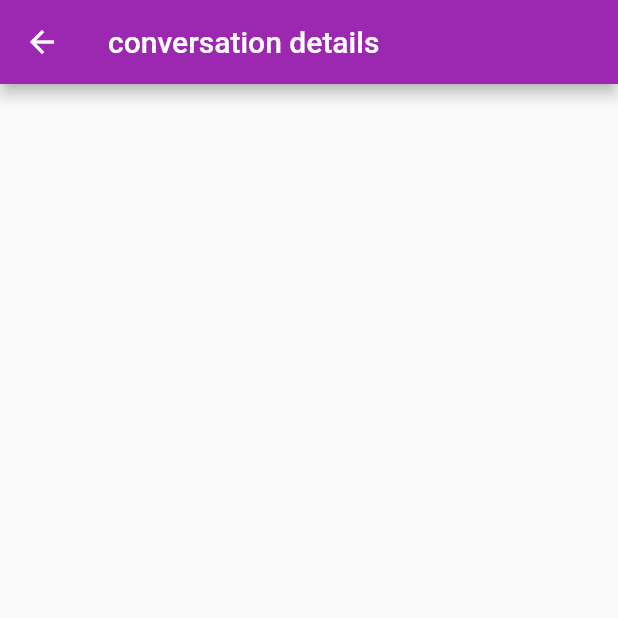
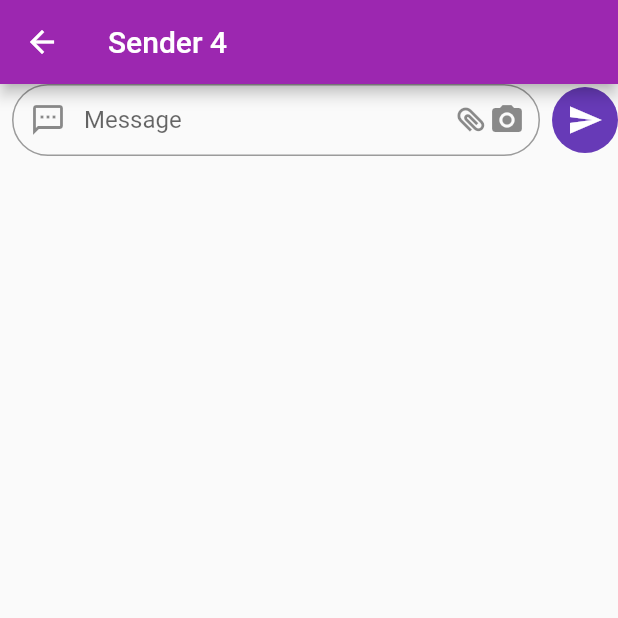
Before and after one commit to loicgeek/demo_formation_git, a Flutter app: the HomePage screen opened by its route, after a tap on an icon or button, on a phone screen of 412 x 824 dp, the top half of it. Run offline on Flutter 3.47's test engine with Material 2 defaults, Android fonts, the phone set to English and light mode, and no system bars.

Commit message:
exploring TextFormField

```diff
--- a/lib/src/conversation_details.dart
+++ b/lib/src/conversation_details.dart
@@ -1,18 +1,86 @@
+import 'dart:math';
+
 import 'package:flutter/material.dart';
 
 class ConversationDetails extends StatefulWidget {
-  const ConversationDetails({Key? key}) : super(key: key);
+  final String sender;
+  const ConversationDetails({Key? key, required this.sender}) : super(key: key);
 
   @override
   _ConversationDetailsState createState() => _ConversationDetailsState();
 }
 
 class _ConversationDetailsState extends State<ConversationDetails> {
+  late TextEditingController _messageController;
+  @override
+  void initState() {
+    super.initState();
+    _messageController = TextEditingController();
+  }
+
   @override
   Widget build(BuildContext context) {
     return Scaffold(
       appBar: AppBar(
-        title: Text("conversation details"),
+        title: Text("${widget.sender}"),
+      ),
+      body: Column(
+        children: [
+          Row(
+            children: [
+              Expanded(
+                child: Padding(
+                  padding: const EdgeInsets.symmetric(horizontal: 8.0),
+                  child: TextFormField(
+                    controller: _messageController,
+                    decoration: InputDecoration(
+                      contentPadding: EdgeInsets.all(5),
+                      hintText: 'Message',
+                      prefixIcon: Icon(
+                        Icons.sms_outlined,
+                      ),
+                      suffixIcon: Padding(
+                        padding: const EdgeInsets.only(right: 10.0),
+                        child: Row(
+                          mainAxisSize: MainAxisSize.min,
+                          children: [
+                            Transform.rotate(
+                              angle: pi / 4,
+                              child: Icon(Icons.attachment),
+                            ),
+                            Icon(
+                              Icons.photo_camera,
+                            ),
+                          ],
+                        ),
+                      ),
+                      border: OutlineInputBorder(
+                        borderRadius: BorderRadius.circular(30),
+                      ),
+                    ),
+                  ),
+                ),
+              ),
+              GestureDetector(
+                onTap: () {
+                  print(_messageController.text);
+                },
+                child: Container(
+                  padding: const EdgeInsets.all(10),
+                  decoration: const BoxDecoration(
+                    color: Colors.deepPurple,
+                    shape: BoxShape.circle,
+                  ),
+                  child: const Center(
+                      child: Icon(
+                    Icons.send,
+                    color: Colors.white,
+                  )),
+                ),
+              ),
+            ],
+          ),
+        ],
       ),
     );
   }
--- a/lib/src/home_page.dart
+++ b/lib/src/home_page.dart
@@ -1,4 +1,5 @@
 import 'package:flutter/material.dart';
+import 'package:whatsapp_clone/src/calculator.dart';
 import 'package:whatsapp_clone/src/calls_list.dart';
 import 'package:whatsapp_clone/src/conversations_list.dart';
 import 'package:whatsapp_clone/src/statuses_list.dart';
@@ -72,18 +73,14 @@ class _HomePageState extends State<HomePage> with TickerProviderStateMixin {
                 ),
                 Tab(
                   text: "Appels",
-                )
+                ),
               ],
             ),
             preferredSize: Size.fromHeight(50)),
       ),
       body: TabBarView(
         controller: _tabController,
-        children: const [
-          ConversationsList(),
-          StatusesList(),
-          CallsList(),
-        ],
+        children: const [ConversationsList(), StatusesList(), CallsList()],
       ),
       floatingActionButton: FloatingActionButton(
         onPressed: () {
--- a/lib/src/widgets/conversation_tile.dart
+++ b/lib/src/widgets/conversation_tile.dart
@@ -12,11 +12,24 @@ class ConversationTile extends StatelessWidget {
     this.unreadMessageCount = 0,
   }) : super(key: key);
 
+  MaterialPageRoute _buildRoute(Widget child) {
+    return MaterialPageRoute(
+      builder: (context) => child,
+    );
+  }
+
   @override
   Widget build(BuildContext context) {
     return InkWell(
       onTap: () {
-        Navigator.of(context).pushNamed('/conversation-details');
+        // Navigator.of(context).pushNamed(
+        //   '/conversation-details',
+        //   arguments: {
+        //     "sender": sender,
+        //   },
+        // );
+        Navigator.of(context)
+            .push(_buildRoute(ConversationDetails(sender: sender)));
       },
       child: Container(
         padding: EdgeInsets.all(5),
--- a/pubspec.yaml
+++ b/pubspec.yaml
@@ -33,6 +33,7 @@ dependencies:
   # The following adds the Cupertino Icons font to your application.
   # Use with the CupertinoIcons class for iOS style icons.
   cupertino_icons: ^1.0.2
+  ussd_advanced: ^0.1.2
 
 dev_dependencies:
   flutter_test:
```
Also changed, not shown: lib/application.dart (+25 -3 lines), lib/src/404.dart (added, +19 -0 lines), lib/src/calculator.dart (added, +28 -0 lines), pubspec.lock, 10 other files.
